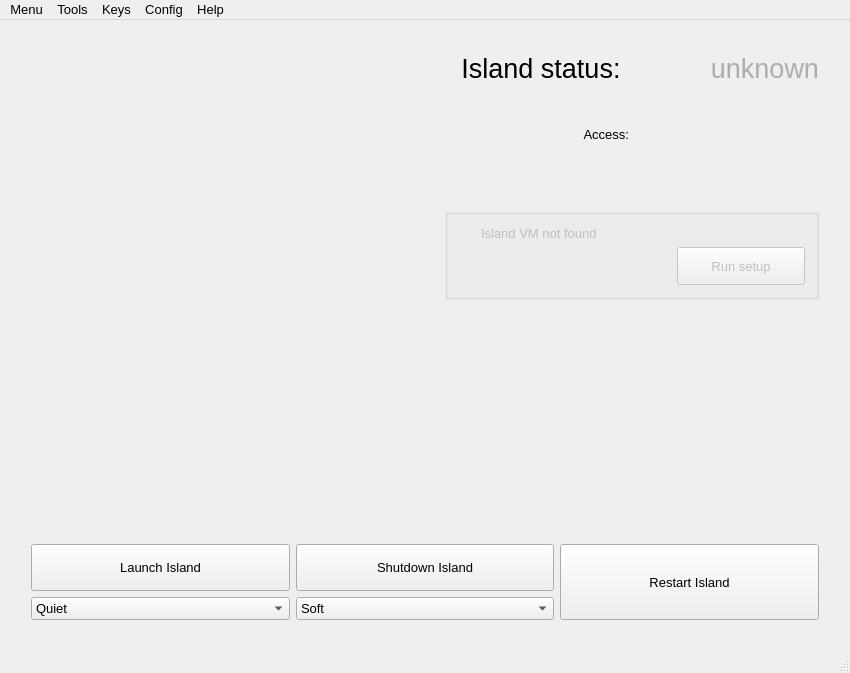
First picture: the form in island-manager/views/main_form/main_form.ui, repository viocost/islands, before the edit.
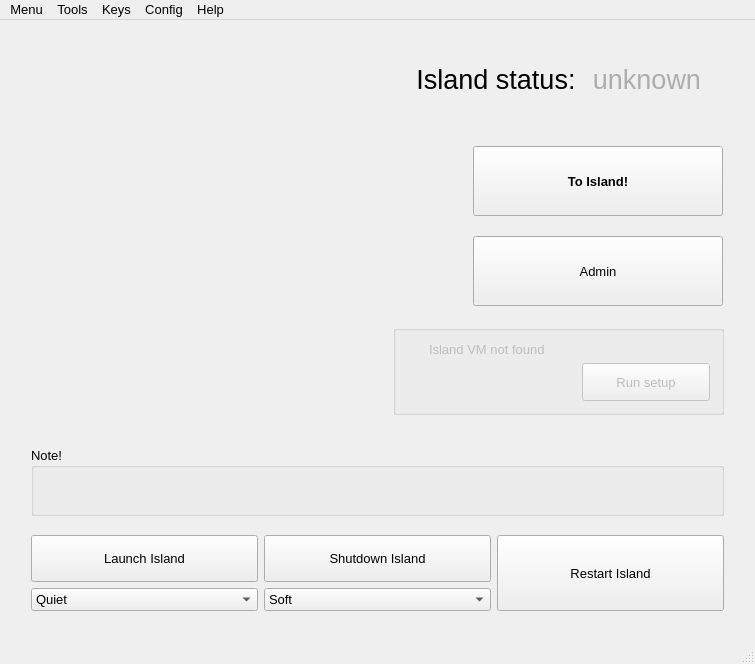
Second picture: the form after the edit. Icons and pictures are not drawn.

Patch:
```diff
--- a/island-manager/views/main_form/main_form.ui
+++ b/island-manager/views/main_form/main_form.ui
@@ -6,14 +6,14 @@
    <rect>
     <x>0</x>
     <y>0</y>
-    <width>850</width>
-    <height>673</height>
+    <width>755</width>
+    <height>664</height>
    </rect>
   </property>
   <property name="minimumSize">
    <size>
     <width>640</width>
-    <height>480</height>
+    <height>660</height>
    </size>
   </property>
   <property name="font">
@@ -51,7 +51,17 @@
        <number>20</number>
       </property>
       <item>
-       <layout class="QHBoxLayout" name="horizontalLayout_7">
+       <widget class="QWidget" name="top_panel" native="true">
+        <property name="minimumSize">
+         <size>
+          <width>42</width>
+          <height>328</height>
+         </size>
+        </property>
+        <layout class="QHBoxLayout" name="horizontalLayout_11">
+         <property name="rightMargin">
+          <number>0</number>
+         </property>
         <item>
          <layout class="QHBoxLayout" name="horizontalLayout_3">
           <property name="leftMargin">
@@ -70,6 +80,18 @@
                 <verstretch>0</verstretch>
                </sizepolicy>
               </property>
+               <property name="minimumSize">
+                <size>
+                 <width>256</width>
+                 <height>256</height>
+                </size>
+               </property>
+               <property name="maximumSize">
+                <size>
+                 <width>256</width>
+                 <height>256</height>
+                </size>
+               </property>
               <property name="text">
                <string/>
               </property>
@@ -81,6 +103,19 @@
               </property>
              </widget>
             </item>
+             <item>
+              <spacer name="verticalSpacer_3">
+               <property name="orientation">
+                <enum>Qt::Vertical</enum>
+               </property>
+               <property name="sizeHint" stdset="0">
+                <size>
+                 <width>20</width>
+                 <height>40</height>
+                </size>
+               </property>
+              </spacer>
+             </item>
            </layout>
           </item>
          </layout>
@@ -92,7 +127,7 @@
           </property>
           <property name="sizeHint" stdset="0">
            <size>
-            <width>40</width>
+             <width>82</width>
             <height>20</height>
            </size>
           </property>
@@ -101,7 +136,7 @@
         <item>
          <layout class="QVBoxLayout" name="verticalLayout_5">
           <item>
-           <layout class="QHBoxLayout" name="horizontalLayout_2" stretch="0,0">
+            <layout class="QHBoxLayout" name="horizontalLayout_2" stretch="0,0,0,0">
             <property name="spacing">
              <number>9</number>
             </property>
@@ -111,9 +146,25 @@
             <property name="topMargin">
              <number>2</number>
             </property>
+             <property name="rightMargin">
+              <number>6</number>
+             </property>
             <property name="bottomMargin">
              <number>24</number>
             </property>
+             <item>
+              <spacer name="horizontalSpacer_4">
+               <property name="orientation">
+                <enum>Qt::Horizontal</enum>
+               </property>
+               <property name="sizeHint" stdset="0">
+                <size>
+                 <width>40</width>
+                 <height>20</height>
+                </size>
+               </property>
+              </spacer>
+             </item>
             <item>
              <widget class="QLabel" name="islandStatusLabel">
               <property name="sizePolicy">
@@ -222,46 +273,21 @@
               </property>
              </widget>
             </item>
-           </layout>
-          </item>
           <item>
-           <layout class="QHBoxLayout" name="horizontalLayout_6">
-            <property name="topMargin">
-             <number>14</number>
-            </property>
-            <property name="bottomMargin">
-             <number>0</number>
-            </property>
-            <item>
-             <widget class="QLabel" name="island_access_label">
-              <property name="layoutDirection">
-               <enum>Qt::LeftToRight</enum>
-              </property>
+              <widget class="QLabel" name="lbl_loading">
+               <property name="maximumSize">
+                <size>
+                 <width>16</width>
+                 <height>16</height>
+                </size>
+               </property>
+               <property name="visible">
+                <bool>false</bool>
+               </property>
               <property name="text">
-               <string>Access:</string>
-              </property>
-              <property name="alignment">
-               <set>Qt::AlignRight|Qt::AlignTrailing|Qt::AlignVCenter</set>
-              </property>
-             </widget>
-            </item>
-            <item>
-             <widget class="QLabel" name="island_access_address">
-              <property name="font">
-               <font>
-                <underline>true</underline>
-               </font>
-              </property>
-              <property name="styleSheet">
-               <string notr="true"/>
-              </property>
-              <property name="text">
-               <string notr="true"/>
-              </property>
-              <property name="alignment">
-               <set>Qt::AlignRight|Qt::AlignTrailing|Qt::AlignVCenter</set>
-              </property>
-              <property name="openExternalLinks">
+                <string/>
+               </property>
+               <property name="scaledContents">
                <bool>true</bool>
               </property>
               <property name="textInteractionFlags">
@@ -273,47 +299,119 @@
           </item>
           <item>
            <layout class="QHBoxLayout" name="horizontalLayout_8">
+             <property name="spacing">
+              <number>24</number>
+             </property>
+             <property name="topMargin">
+              <number>14</number>
+             </property>
+             <property name="rightMargin">
+              <number>1</number>
+             </property>
             <property name="bottomMargin">
              <number>0</number>
             </property>
             <item>
-             <widget class="QLabel" name="island_admin_access_address">
-              <property name="sizePolicy">
-               <sizepolicy hsizetype="Preferred" vsizetype="Preferred">
-                <horstretch>0</horstretch>
-                <verstretch>0</verstretch>
-               </sizepolicy>
-              </property>
+              <spacer name="horizontalSpacer_3">
+               <property name="orientation">
+                <enum>Qt::Horizontal</enum>
+               </property>
+               <property name="sizeHint" stdset="0">
+                <size>
+                 <width>13</width>
+                 <height>20</height>
+                </size>
+               </property>
+              </spacer>
+             </item>
+             <item>
+              <layout class="QVBoxLayout" name="verticalLayout_9" stretch="0,0">
+               <property name="spacing">
+                <number>20</number>
+               </property>
+               <property name="topMargin">
+                <number>8</number>
+               </property>
+               <property name="rightMargin">
+                <number>0</number>
+               </property>
+               <item>
+                <widget class="QPushButton" name="btn_go_to_island">
               <property name="minimumSize">
                <size>
-                <width>149</width>
-                <height>0</height>
+                   <width>250</width>
+                   <height>70</height>
+                  </size>
+                 </property>
+                 <property name="maximumSize">
+                  <size>
+                   <width>250</width>
+                   <height>70</height>
                </size>
               </property>
               <property name="font">
                <font>
-                <underline>true</underline>
-               </font>
-              </property>
-              <property name="layoutDirection">
-               <enum>Qt::LeftToRight</enum>
+                   <weight>75</weight>
+                   <bold>true</bold>
+                  </font>
+                 </property>
+                 <property name="focusPolicy">
+                  <enum>Qt::NoFocus</enum>
               </property>
               <property name="styleSheet">
                <string notr="true"/>
               </property>
               <property name="text">
-               <string notr="true"/>
-              </property>
-              <property name="alignment">
-               <set>Qt::AlignRight|Qt::AlignTrailing|Qt::AlignVCenter</set>
-              </property>
-              <property name="openExternalLinks">
-               <bool>true</bool>
-              </property>
-              <property name="textInteractionFlags">
-               <set>Qt::LinksAccessibleByMouse</set>
-              </property>
-             </widget>
+                  <string>To Island!</string>
+                 </property>
+                 <property name="icon">
+                  <iconset resource="../../resources/resources.qrc">
+                   <normaloff>:/images/icons/key-32.png</normaloff>:/images/icons/key-32.png</iconset>
+                 </property>
+                 <property name="autoDefault">
+                  <bool>false</bool>
+                 </property>
+                 <property name="default">
+                  <bool>false</bool>
+                 </property>
+                 <property name="flat">
+                  <bool>false</bool>
+                 </property>
+                </widget>
+               </item>
+               <item>
+                <widget class="QPushButton" name="btn_admin">
+                 <property name="minimumSize">
+                  <size>
+                   <width>250</width>
+                   <height>70</height>
+                  </size>
+                 </property>
+                 <property name="maximumSize">
+                  <size>
+                   <width>250</width>
+                   <height>70</height>
+                  </size>
+                 </property>
+                 <property name="focusPolicy">
+                  <enum>Qt::NoFocus</enum>
+                 </property>
+                 <property name="text">
+                  <string>Admin</string>
+                 </property>
+                 <property name="icon">
+                  <iconset resource="../../resources/resources.qrc">
+                   <normaloff>:/images/gear</normaloff>:/images/gear</iconset>
+                 </property>
+                 <property name="default">
+                  <bool>false</bool>
+                 </property>
+                 <property name="flat">
+                  <bool>false</bool>
+                 </property>
+                </widget>
+               </item>
+              </layout>
             </item>
            </layout>
           </item>
@@ -436,6 +534,68 @@
          </layout>
         </item>
        </layout>
+       </widget>
+      </item>
+      <item>
+       <layout class="QHBoxLayout" name="horizontalLayout_9">
+        <property name="topMargin">
+         <number>16</number>
+        </property>
+        <item>
+         <widget class="QGroupBox" name="grp_note_container">
+          <property name="visible">
+           <bool>false</bool>
+          </property>
+          <property name="title">
+           <string>Note!</string>
+          </property>
+          <layout class="QHBoxLayout" name="horizontalLayout_10">
+           <item>
+            <widget class="QLabel" name="lbl_hint">
+             <property name="minimumSize">
+              <size>
+               <width>0</width>
+               <height>0</height>
+              </size>
+             </property>
+             <property name="maximumSize">
+              <size>
+               <width>16777215</width>
+               <height>16777215</height>
+              </size>
+             </property>
+             <property name="text">
+              <string/>
+             </property>
+             <property name="wordWrap">
+              <bool>true</bool>
+             </property>
+            </widget>
+           </item>
+           <item>
+            <widget class="QPushButton" name="btn_close_hint">
+             <property name="maximumSize">
+              <size>
+               <width>40</width>
+               <height>40</height>
+              </size>
+             </property>
+             <property name="text">
+              <string/>
+             </property>
+             <property name="icon">
+              <iconset resource="../../resources/resources.qrc">
+               <normaloff>:/images/no</normaloff>:/images/no</iconset>
+             </property>
+             <property name="flat">
+              <bool>true</bool>
+             </property>
+            </widget>
+           </item>
+          </layout>
+         </widget>
+        </item>
+       </layout>
       </item>
       <item>
        <spacer name="verticalSpacer">
@@ -621,8 +781,8 @@
     <rect>
      <x>0</x>
      <y>0</y>
-     <width>850</width>
-     <height>21</height>
+     <width>755</width>
+     <height>22</height>
     </rect>
    </property>
    <widget class="QMenu" name="menuOptions">
```
Left out of the diff: 3 changed lines with no effect on the pictures. Lines whose indentation alone changed are shown as unchanged.
